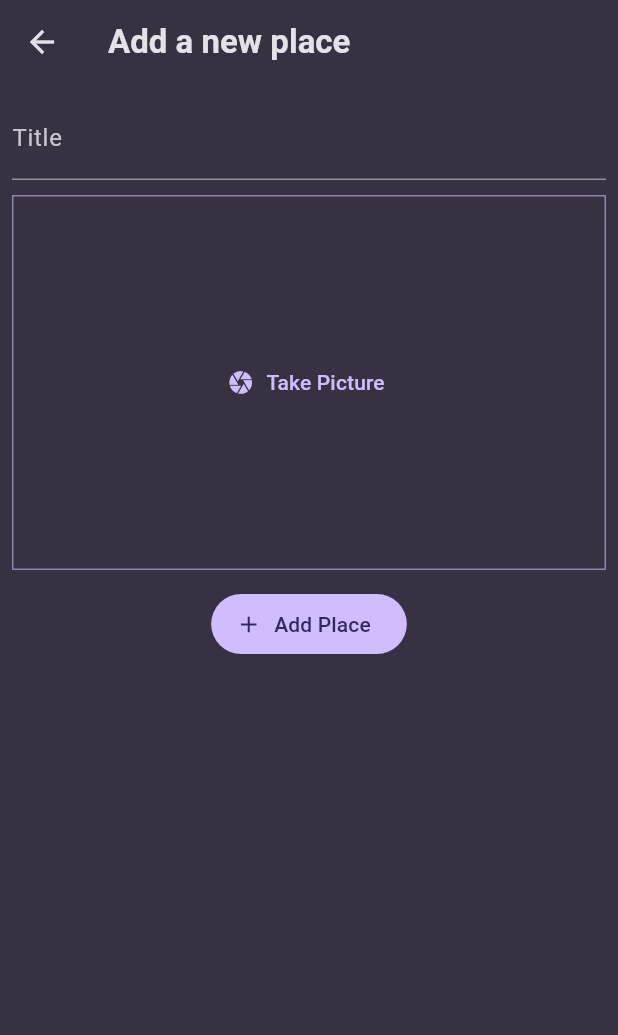
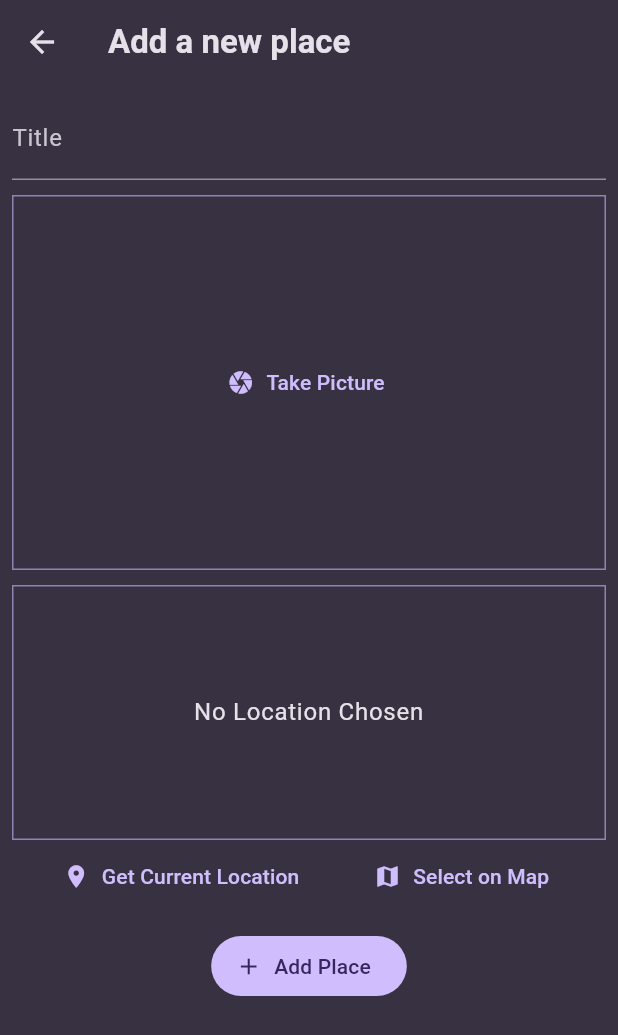
Before and after one commit to Mahtot/Favorite_places, a Flutter app: the NewFavoritePlaceScreen screen opened directly, on a phone screen of 412 x 824 dp. Shown: the top 1035 px of the screen. Run offline on Flutter 3.47's test engine with Material 3 defaults, Android fonts, the phone set to English and light mode, and no system bars; our stand-ins replace flutter_riverpod, google_fonts, image_picker.

Commit message:
add location input widget

```diff
--- a/lib/screens/new_favorite_place_screen.dart
+++ b/lib/screens/new_favorite_place_screen.dart
@@ -1,6 +1,7 @@
 import 'dart:io';
 import 'package:favorite_places/providers/favorite_places_provider.dart';
 import 'package:favorite_places/widgets/image_input.dart';
+import 'package:favorite_places/widgets/location_input.dart';
 import 'package:flutter/material.dart';
 import 'package:flutter_riverpod/flutter_riverpod.dart';
 
@@ -43,6 +44,9 @@ class _NewFavoritePlaceScreenState
                 _selectedImage = image;
               },
             ),
+
+            const SizedBox(height: 10),
+            LocationInput(),
             const SizedBox(height: 12),
 
             FilledButton.icon(
--- /dev/null
+++ b/lib/widgets/location_input.dart
@@ -0,0 +1,54 @@
+import 'package:flutter/material.dart';
+
+class LocationInput extends StatefulWidget {
+  const LocationInput({super.key});
+
+  @override
+  State<LocationInput> createState() {
+    return _LocationInputState();
+  }
+}
+
+class _LocationInputState extends State<LocationInput> {
+  @override
+  Widget build(context) {
+    return Column(
+      children: [
+        Container(
+          height: 170,
+          width: double.infinity,
+          alignment: Alignment.center,
+          decoration: BoxDecoration(
+            border: Border.all(
+              width: 1,
+              color: Theme.of(context).colorScheme.primary.withAlpha(150),
+            ),
+          ),
+          child: Text(
+            'No Location Chosen',
+            textAlign: TextAlign.center,
+            style: Theme.of(context).textTheme.bodyLarge!.copyWith(
+              color: Theme.of(context).colorScheme.onSurface,
+            ),
+          ),
+        ),
+        Row(
+          mainAxisAlignment: MainAxisAlignment.spaceEvenly,
+          children: [
+            TextButton.icon(
+              label: const Text('Get Current Location'),
+              icon: const Icon(Icons.location_on),
+              onPressed: () {},
+            ),
+
+            TextButton.icon(
+              label: const Text('Select on Map'),
+              icon: const Icon(Icons.map),
+              onPressed: () {},
+            ),
+          ],
+        ),
+      ],
+    );
+  }
+}
```
